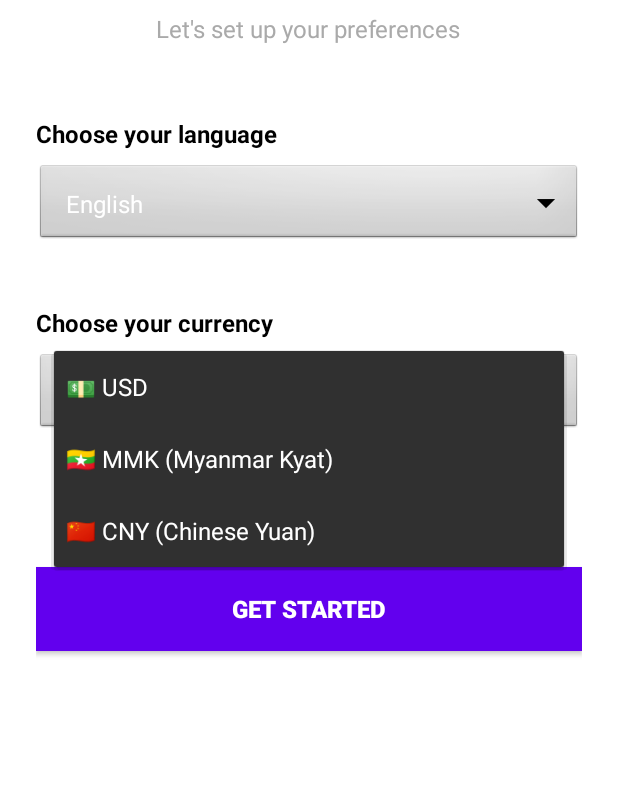
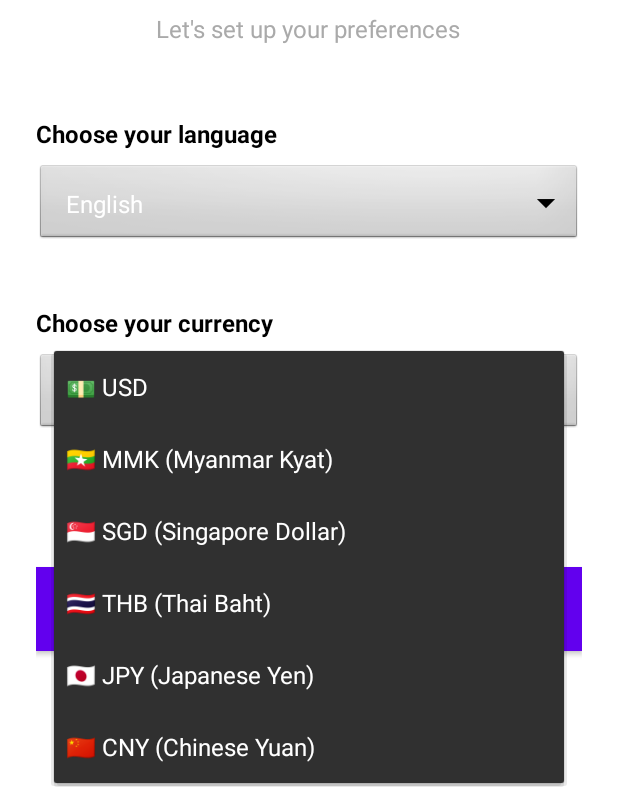
Before and after one commit to kaungthant-w/expense-android, an Android app: the screen it shows after launch (OnboardingActivity), after a tap on "💵 USD", on a phone screen of 412 x 824 dp, the part 431-1236 px from its top. Run offline under Robolectric (Android 15) with nearby library versions, the phone set to English and light mode, and no system bars.

Commit message:
jpy, baht, sgd

```diff
--- a/app/src/main/assets/lang/strings_en.json
+++ b/app/src/main/assets/lang/strings_en.json
@@ -179,7 +179,7 @@
   "currency_exchange_custom_rate": "✏️ Custom Rate",
   "manual_rate_entry": "💡 Manual Exchange Rate Entry",
   "enter_rate_hint": "Enter rate (e.g., 3600.0)",
-  "currency_exchange_apply": "✅ Apply Rate",
+  "currency_exchange_apply": "✅ Apply",
   "currency_exchange_cancel": "❌ Cancel",
   "select_display_currency": "🌍 Select Display Currency",
   "us_dollar": "US Dollar",
--- a/app/src/main/assets/lang/strings_en_backup.json
+++ b/app/src/main/assets/lang/strings_en_backup.json
@@ -165,7 +165,7 @@
   "currency_exchange_custom_rate": "✏️ Custom Rate",
   "manual_rate_entry": "💡 Manual Exchange Rate Entry",
   "enter_rate_hint": "Enter rate (e.g., 3600.0)",
-  "currency_exchange_apply": "✅ Apply Rate",
+  "currency_exchange_apply": "✅ Apply",
   "currency_exchange_cancel": "❌ Cancel",
   "select_display_currency": "🌍 Select Display Currency",
   "us_dollar": "US Dollar",
--- a/app/src/main/assets/lang/strings_en_clean.json
+++ b/app/src/main/assets/lang/strings_en_clean.json
@@ -179,7 +179,7 @@
   "currency_exchange_custom_rate": "✏️ Custom Rate",
   "manual_rate_entry": "💡 Manual Exchange Rate Entry",
   "enter_rate_hint": "Enter rate (e.g., 3600.0)",
-  "currency_exchange_apply": "✅ Apply Rate",
+  "currency_exchange_apply": "✅ Apply",
   "currency_exchange_cancel": "❌ Cancel",
   "select_display_currency": "🌍 Select Display Currency",
   "us_dollar": "US Dollar",
--- a/app/src/main/java/com/example/myapplication/OnboardingActivity.kt
+++ b/app/src/main/java/com/example/myapplication/OnboardingActivity.kt
@@ -84,11 +84,13 @@ class OnboardingActivity : AppCompatActivity() {
 
             override fun onNothingSelected(parent: AdapterView<*>?) {}
         }
-    }
-      private fun setupCurrencySpinner() {
+    }    private fun setupCurrencySpinner() {
         val currencies = listOf(
             Pair("USD", "💵 USD"),
             Pair("MMK", "🇲🇲 MMK (Myanmar Kyat)"),
+            Pair("SGD", "🇸🇬 SGD (Singapore Dollar)"),
+            Pair("THB", "🇹🇭 THB (Thai Baht)"),
+            Pair("JPY", "🇯🇵 JPY (Japanese Yen)"),
             Pair("CNY", "🇨🇳 CNY (Chinese Yuan)")
         )
 
--- a/app/src/main/res/layout/activity_currency_exchange.xml
+++ b/app/src/main/res/layout/activity_currency_exchange.xml
@@ -118,7 +118,7 @@
 
                             <LinearLayout android:layout_width="match_parent" android:layout_height="wrap_content" android:orientation="horizontal">
 
-                                <com.google.android.material.button.MaterialButton android:id="@+id/buttonApplyCustomRate" android:layout_width="0dp" android:layout_height="wrap_content" android:layout_weight="1" android:text="✅ Apply Rate" android:textSize="12sp" app:backgroundTint="?attr/colorPrimary" android:textColor="@android:color/white" android:layout_marginEnd="8dp" />
+                                <com.google.android.material.button.MaterialButton android:id="@+id/buttonApplyCustomRate" android:layout_width="0dp" android:layout_height="wrap_content" android:layout_weight="1" android:text="✅ Apply" android:textSize="12sp" app:backgroundTint="?attr/colorPrimary" android:textColor="@android:color/white" android:layout_marginEnd="8dp" />
 
                                 <com.google.android.material.button.MaterialButton android:id="@+id/buttonCancelCustomRate" android:layout_width="0dp" android:layout_height="wrap_content" android:layout_weight="1" android:text="❌ Cancel" android:textSize="14sp" style="@style/Widget.Material3.Button.OutlinedButton" app:strokeColor="?attr/textSecondaryColor" android:textColor="?attr/textSecondaryColor" android:layout_marginStart="8dp" />
 
```
